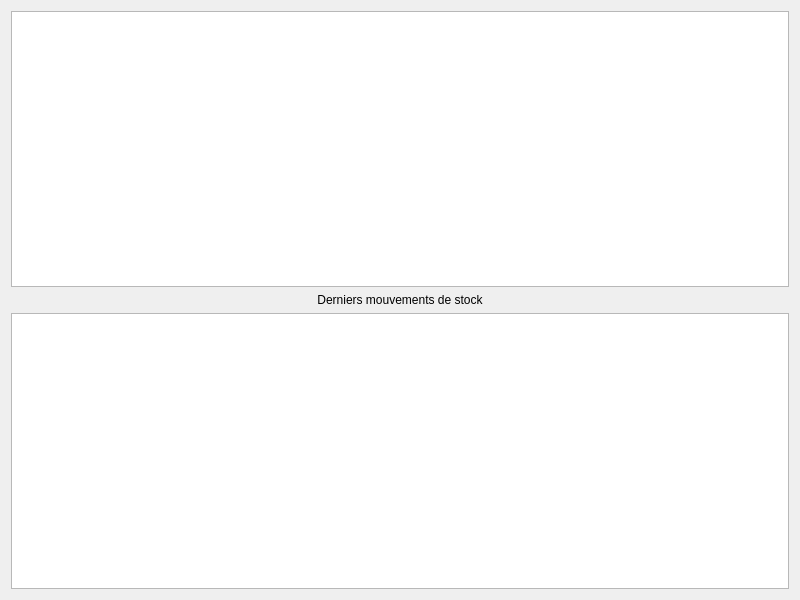
Before: the Qt Designer form form/ViewStock.ui in Alt68719/projet_achats, drawn with Qt 5.
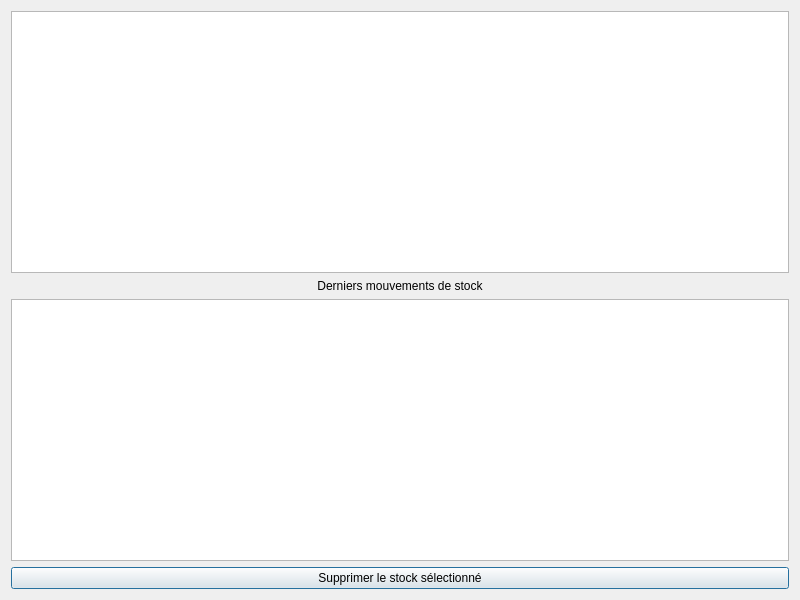
After: the same form once the commit is applied.

Patch:
```diff
--- a/form/ViewStock.ui
+++ b/form/ViewStock.ui
@@ -30,6 +30,16 @@
    <item>
     <widget class="QTableView" name="tableViewMouvements"/>
    </item>
+
+   <!-- Bouton supprimer -->
+   <item>
+    <widget class="QPushButton" name="btnSupprimer">
+     <property name="text">
+      <string>Supprimer le stock sélectionné</string>
+     </property>
+    </widget>
+   </item>
+
   </layout>
  </widget>
  <resources/>
```
Left out of the diff: 6 changed lines with no effect on the pictures.
